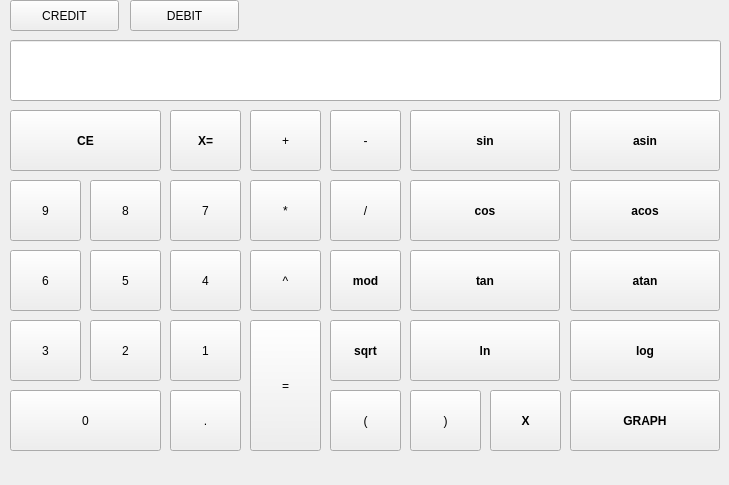
Qt form src/calcView.ui (antinlay/CPP3_SmartCalc_v2.0-1) before a commit.
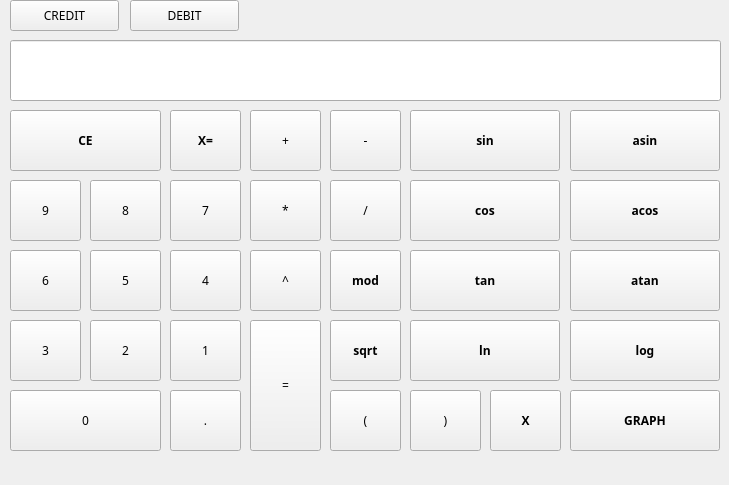
The same form after that commit. Icons and pictures are not drawn.

Diff of the .ui file:
```diff
--- a/src/calcView.ui
+++ b/src/calcView.ui
@@ -45,6 +45,11 @@
       <height>61</height>
      </rect>
     </property>
+    <property name="font">
+     <font>
+      <family>Arial Black</family>
+     </font>
+    </property>
     <property name="text">
      <string>9</string>
     </property>
@@ -58,6 +63,11 @@
       <height>61</height>
      </rect>
     </property>
+    <property name="font">
+     <font>
+      <family>Arial Black</family>
+     </font>
+    </property>
     <property name="text">
      <string>8</string>
     </property>
@@ -71,6 +81,11 @@
       <height>61</height>
      </rect>
     </property>
+    <property name="font">
+     <font>
+      <family>Arial Black</family>
+     </font>
+    </property>
     <property name="text">
      <string>7</string>
     </property>
@@ -84,6 +99,11 @@
       <height>61</height>
      </rect>
     </property>
+    <property name="font">
+     <font>
+      <family>Arial Black</family>
+     </font>
+    </property>
     <property name="text">
      <string>6</string>
     </property>
@@ -97,6 +117,11 @@
       <height>61</height>
      </rect>
     </property>
+    <property name="font">
+     <font>
+      <family>Arial Black</family>
+     </font>
+    </property>
     <property name="text">
      <string>5</string>
     </property>
@@ -110,6 +135,11 @@
       <height>61</height>
      </rect>
     </property>
+    <property name="font">
+     <font>
+      <family>Arial Black</family>
+     </font>
+    </property>
     <property name="text">
      <string>4</string>
     </property>
@@ -123,6 +153,11 @@
       <height>61</height>
      </rect>
     </property>
+    <property name="font">
+     <font>
+      <family>Arial Black</family>
+     </font>
+    </property>
     <property name="text">
      <string>1</string>
     </property>
@@ -136,6 +171,11 @@
       <height>61</height>
      </rect>
     </property>
+    <property name="font">
+     <font>
+      <family>Arial Black</family>
+     </font>
+    </property>
     <property name="text">
      <string>2</string>
     </property>
@@ -149,6 +189,11 @@
       <height>61</height>
      </rect>
     </property>
+    <property name="font">
+     <font>
+      <family>Arial Black</family>
+     </font>
+    </property>
     <property name="text">
      <string>3</string>
     </property>
@@ -164,6 +209,7 @@
     </property>
     <property name="font">
      <font>
+      <family>Arial Black</family>
       <bold>true</bold>
      </font>
     </property>
@@ -180,6 +226,11 @@
       <height>61</height>
      </rect>
     </property>
+    <property name="font">
+     <font>
+      <family>Arial Black</family>
+     </font>
+    </property>
     <property name="text">
      <string>.</string>
     </property>
@@ -193,6 +244,11 @@
       <height>61</height>
      </rect>
     </property>
+    <property name="font">
+     <font>
+      <family>Arial Black</family>
+     </font>
+    </property>
     <property name="text">
      <string>0</string>
     </property>
@@ -228,6 +284,11 @@
       <height>61</height>
      </rect>
     </property>
+    <property name="font">
+     <font>
+      <family>Arial Black</family>
+     </font>
+    </property>
     <property name="text">
      <string>+</string>
     </property>
@@ -243,6 +304,7 @@
     </property>
     <property name="font">
      <font>
+      <family>Arial Black</family>
       <bold>true</bold>
      </font>
     </property>
@@ -261,6 +323,7 @@
     </property>
     <property name="font">
      <font>
+      <family>Arial Black</family>
       <bold>true</bold>
      </font>
     </property>
@@ -279,6 +342,7 @@
     </property>
     <property name="font">
      <font>
+      <family>Arial Black</family>
       <bold>true</bold>
      </font>
     </property>
@@ -297,6 +361,7 @@
     </property>
     <property name="font">
      <font>
+      <family>Arial Black</family>
       <bold>true</bold>
      </font>
     </property>
@@ -315,6 +380,7 @@
     </property>
     <property name="font">
      <font>
+      <family>Arial Black</family>
       <bold>true</bold>
      </font>
     </property>
@@ -333,6 +399,7 @@
     </property>
     <property name="font">
      <font>
+      <family>Arial Black</family>
       <bold>true</bold>
      </font>
     </property>
@@ -349,6 +416,11 @@
       <height>61</height>
      </rect>
     </property>
+    <property name="font">
+     <font>
+      <family>Arial Black</family>
+     </font>
+    </property>
     <property name="text">
      <string>-</string>
     </property>
@@ -362,6 +434,11 @@
       <height>61</height>
      </rect>
     </property>
+    <property name="font">
+     <font>
+      <family>Arial Black</family>
+     </font>
+    </property>
     <property name="text">
      <string>/</string>
     </property>
@@ -375,6 +452,11 @@
       <height>61</height>
      </rect>
     </property>
+    <property name="font">
+     <font>
+      <family>Arial Black</family>
+     </font>
+    </property>
     <property name="text">
      <string>*</string>
     </property>
@@ -390,6 +472,7 @@
     </property>
     <property name="font">
      <font>
+      <family>Arial Black</family>
       <bold>true</bold>
      </font>
     </property>
@@ -408,6 +491,7 @@
     </property>
     <property name="font">
      <font>
+      <family>Arial Black</family>
       <bold>true</bold>
      </font>
     </property>
@@ -424,6 +508,11 @@
       <height>131</height>
      </rect>
     </property>
+    <property name="font">
+     <font>
+      <family>Arial Black</family>
+     </font>
+    </property>
     <property name="text">
      <string>=</string>
     </property>
@@ -437,6 +526,11 @@
       <height>61</height>
      </rect>
     </property>
+    <property name="font">
+     <font>
+      <family>Arial Black</family>
+     </font>
+    </property>
     <property name="text">
      <string>^</string>
     </property>
@@ -452,6 +546,7 @@
     </property>
     <property name="font">
      <font>
+      <family>Arial Black</family>
       <bold>true</bold>
      </font>
     </property>
@@ -470,6 +565,7 @@
     </property>
     <property name="font">
      <font>
+      <family>Arial Black</family>
       <bold>true</bold>
      </font>
     </property>
@@ -488,6 +584,7 @@
     </property>
     <property name="font">
      <font>
+      <family>Arial Black</family>
       <bold>true</bold>
      </font>
     </property>
@@ -504,6 +601,11 @@
       <height>61</height>
      </rect>
     </property>
+    <property name="font">
+     <font>
+      <family>Arial Black</family>
+     </font>
+    </property>
     <property name="text">
      <string>(</string>
     </property>
@@ -517,6 +619,11 @@
       <height>61</height>
      </rect>
     </property>
+    <property name="font">
+     <font>
+      <family>Arial Black</family>
+     </font>
+    </property>
     <property name="text">
      <string>)</string>
     </property>
@@ -530,6 +637,11 @@
       <height>31</height>
      </rect>
     </property>
+    <property name="font">
+     <font>
+      <family>Arial Black</family>
+     </font>
+    </property>
     <property name="text">
      <string>CREDIT</string>
     </property>
@@ -543,6 +655,11 @@
       <height>31</height>
      </rect>
     </property>
+    <property name="font">
+     <font>
+      <family>Arial Black</family>
+     </font>
+    </property>
     <property name="text">
      <string>DEBIT</string>
     </property>
@@ -558,6 +675,7 @@
     </property>
     <property name="font">
      <font>
+      <family>Arial Black</family>
       <bold>true</bold>
      </font>
     </property>
@@ -576,6 +694,7 @@
     </property>
     <property name="font">
      <font>
+      <family>Arial Black</family>
       <bold>true</bold>
      </font>
     </property>
```
Left out of the diff: 1 changed line with no effect on the pictures.
